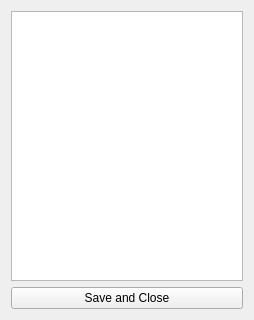
TheGraeme95/Markowitz-Portfolio-Optimiser, file Gui/StockChooser.ui: the form before one commit.
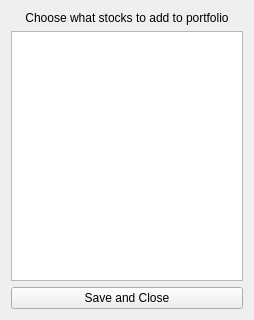
The form after the commit.

Commit message: Added list items

```diff
--- a/Gui/StockChooser.ui
+++ b/Gui/StockChooser.ui
@@ -17,7 +17,17 @@
    <item>
     <layout class="QVBoxLayout" name="verticalLayout">
      <item>
-      <widget class="QListWidget" name="listWidget"/>
+      <widget class="QLabel" name="label">
+       <property name="text">
+        <string>Choose what stocks to add to portfolio</string>
+       </property>
+       <property name="alignment">
+        <set>Qt::AlignCenter</set>
+       </property>
+      </widget>
+     </item>
+     <item>
+      <widget class="QListWidget" name="choiceList"/>
      </item>
      <item>
       <widget class="QPushButton" name="pushButton">
```
The commit also changes 2 other files.
